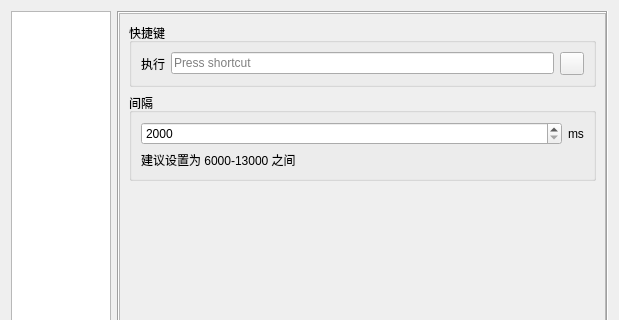
Above: EliteSpeedrunTool/SettingDialog.ui from GTA5Oracle/EliteSpeedrunTool before the change; both pictures show x 0 to 619 and y 0 to 320 of the 619 by 516 pixel window. Below: the same form after it.
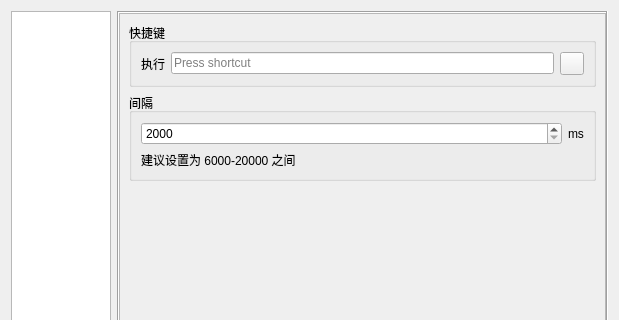
That is the form after the change. The open tabs and pages were chosen to show the change. Icons and pictures are not drawn.

```diff
--- a/EliteSpeedrunTool/SettingDialog.ui
+++ b/EliteSpeedrunTool/SettingDialog.ui
@@ -1525,8 +1525,8 @@
            <rect>
             <x>0</x>
             <y>0</y>
-            <width>497</width>
-            <height>492</height>
+            <width>529</width>
+            <height>498</height>
            </rect>
           </property>
           <layout class="QVBoxLayout" name="verticalLayout_31">
@@ -1593,7 +1593,7 @@
               <item>
                <widget class="QLabel" name="label_39">
                 <property name="text">
-                 <string>建议设置为 6000-13000 之间</string>
+                 <string>建议设置为 6000-20000 之间</string>
                 </property>
                 <property name="wordWrap">
                  <bool>true</bool>
```
Left out of the diff: 92 changed lines with no effect on the pictures.
